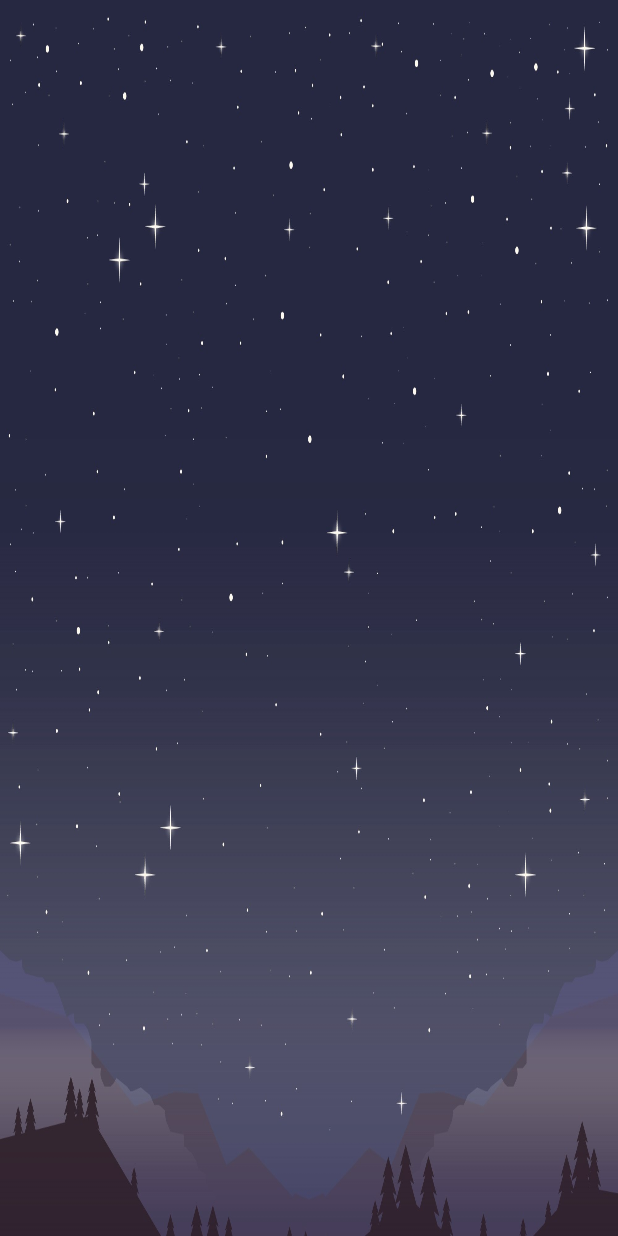
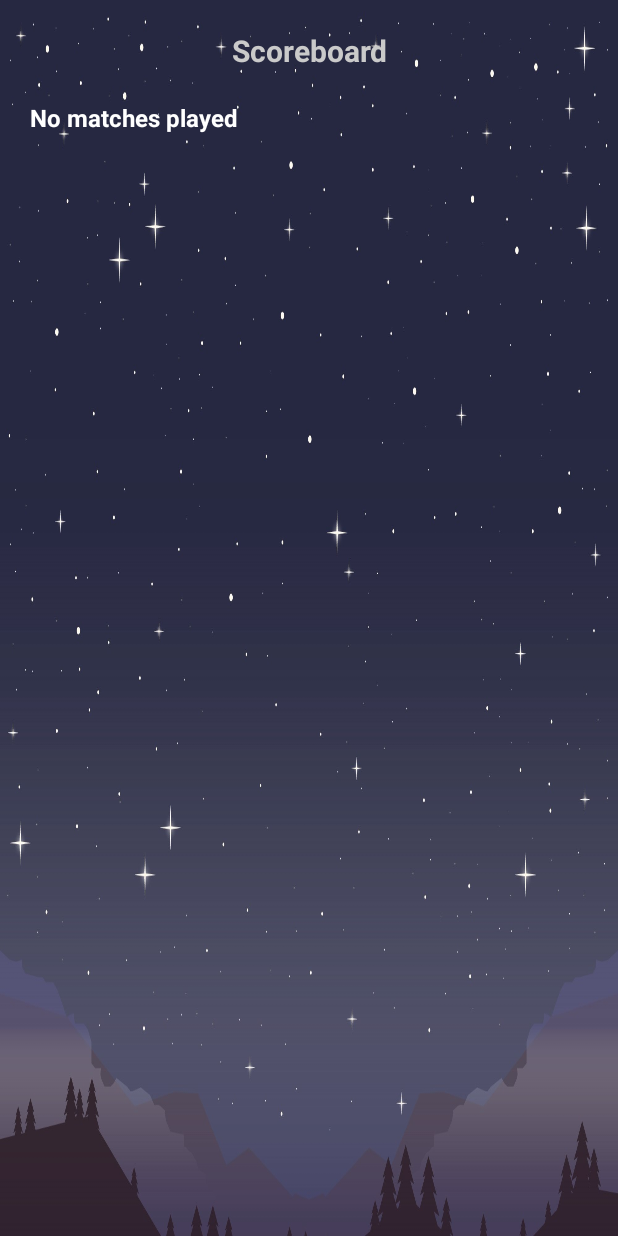
Before and after one commit to anantbharti/TicTacToe, an Android app: the layout activity_scores.xml on its own in the app's theme, with its tools: preview values and no code run, on a phone screen of 412 x 824 dp. Run offline under Robolectric (Android 15) with nearby library versions, the phone set to English and light mode, and no system bars.

```diff
--- a/app/src/main/AndroidManifest.xml
+++ b/app/src/main/AndroidManifest.xml
@@ -10,8 +10,7 @@
         android:supportsRtl="true"
         android:theme="@style/AppTheme"
         android:screenOrientation="portrait" >
-        <activity android:name=".Scores"
-            android:label="Scoreboard"></activity>
+        <activity android:name=".Scores"></activity>
         <activity android:name=".DuoGame" />
         <activity android:name=".Game" />
         <activity android:name=".MainActivity">
--- a/app/src/main/java/com/example/sqlite/Scores.java
+++ b/app/src/main/java/com/example/sqlite/Scores.java
@@ -17,7 +17,7 @@ import org.w3c.dom.Text;
 public class Scores extends AppCompatActivity {
 
     DatabaseHelper myDb;
-    TextView scoreText;
+    TextView scoreText,scoreLevel;
     String level;
     @Override
     protected void onCreate(Bundle savedInstanceState) {
@@ -25,7 +25,9 @@ public class Scores extends AppCompatActivity {
         setContentView(R.layout.activity_scores);
         myDb=new DatabaseHelper(this);
         scoreText=findViewById(R.id.score_text);
+        scoreLevel=findViewById(R.id.score_level);
         level=getIntent().getExtras().getString("Level");
+        scoreLevel.setText(level+" scoreboard");
         viewScores(1);
     }
 
--- a/app/src/main/res/layout/activity_scores.xml
+++ b/app/src/main/res/layout/activity_scores.xml
@@ -15,8 +15,21 @@
         tools:ignore="MissingConstraints">
     </RelativeLayout>
 
+    <TextView
+        android:layout_width="match_parent"
+        android:layout_height="wrap_content"
+        android:paddingTop="20dp"
+        android:textColor="@color/colorAccent"
+        android:textStyle="bold"
+        android:textSize="20sp"
+        android:text="Scoreboard"
+        android:textAlignment="center"
+        android:layout_gravity="center"
+        android:id="@+id/score_level"/>
+
     <ScrollView
         android:layout_width="match_parent"
+        android:layout_below="@id/score_level"
         android:layout_height="match_parent">
 
         <TextView
@@ -24,6 +37,7 @@
             android:layout_height="wrap_content"
             android:padding="20dp"
             android:textColor="#ffffff"
+            android:text="No matches played"
             android:textStyle="bold"
             android:textSize="16sp"
             android:id="@+id/score_text"/>
```
Also changed, not shown: app/src/main/java/com/example/sqlite/DuoGame.java (+18 -0 lines), app/src/main/java/com/example/sqlite/MainActivity.java (+12 -3 lines).
